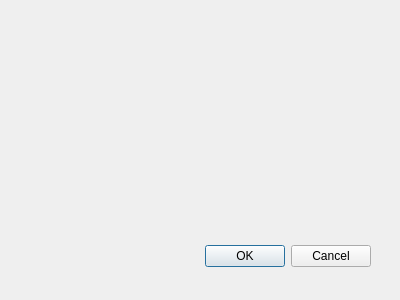
Old version of the form Common/newpatientdialog.ui in the repository altaybrusan/ibex.
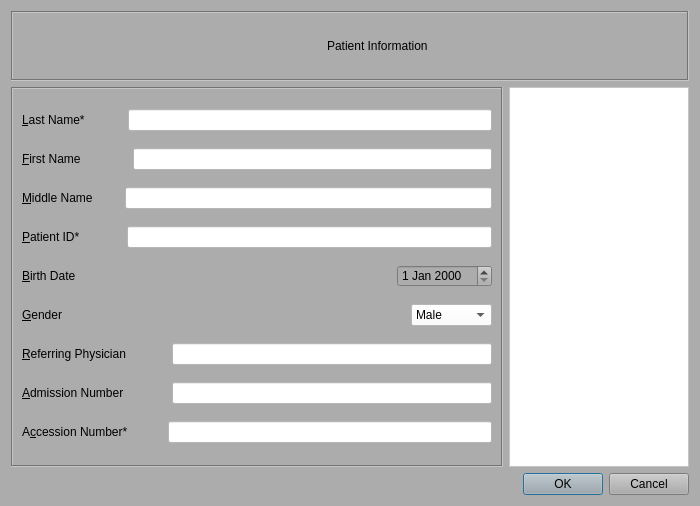
New version of the form. Icons and pictures are not drawn.

What changed in the file:
```diff
--- a/Common/newpatientdialog.ui
+++ b/Common/newpatientdialog.ui
@@ -8,29 +8,530 @@
    <rect>
     <x>0</x>
     <y>0</y>
-    <width>400</width>
-    <height>300</height>
+    <width>700</width>
+    <height>485</height>
    </rect>
   </property>
   <property name="windowTitle">
    <string>Dialog</string>
   </property>
-  <widget class="QDialogButtonBox" name="buttonBox">
-   <property name="geometry">
-    <rect>
-     <x>30</x>
-     <y>240</y>
-     <width>341</width>
-     <height>32</height>
-    </rect>
-   </property>
-   <property name="orientation">
-    <enum>Qt::Horizontal</enum>
-   </property>
-   <property name="standardButtons">
-    <set>QDialogButtonBox::Cancel|QDialogButtonBox::Ok</set>
-   </property>
-  </widget>
+  <property name="styleSheet">
+   <string notr="true">background-color: rgb(172, 172, 172);</string>
+  </property>
+  <layout class="QVBoxLayout" name="verticalLayout_2">
+   <item>
+    <widget class="QFrame" name="frame_2">
+     <property name="frameShape">
+      <enum>QFrame::Box</enum>
+     </property>
+     <property name="frameShadow">
+      <enum>QFrame::Sunken</enum>
+     </property>
+     <layout class="QVBoxLayout" name="verticalLayout_3">
+      <item>
+       <layout class="QHBoxLayout" name="horizontalLayout_10">
+        <item>
+         <spacer name="horizontalSpacer_8">
+          <property name="orientation">
+           <enum>Qt::Horizontal</enum>
+          </property>
+          <property name="sizeHint" stdset="0">
+           <size>
+            <width>40</width>
+            <height>20</height>
+           </size>
+          </property>
+         </spacer>
+        </item>
+        <item>
+         <widget class="QFrame" name="frame_3">
+          <property name="minimumSize">
+           <size>
+            <width>48</width>
+            <height>48</height>
+           </size>
+          </property>
+          <property name="maximumSize">
+           <size>
+            <width>48</width>
+            <height>48</height>
+           </size>
+          </property>
+          <property name="styleSheet">
+           <string notr="true">background-image: url(:/assets/images/_48_start_document.png);</string>
+          </property>
+          <property name="frameShape">
+           <enum>QFrame::NoFrame</enum>
+          </property>
+          <property name="frameShadow">
+           <enum>QFrame::Plain</enum>
+          </property>
+         </widget>
+        </item>
+        <item>
+         <widget class="QLabel" name="titleLbl">
+          <property name="styleSheet">
+           <string notr="true">font: 75 22pt &quot;Bell MT&quot;;</string>
+          </property>
+          <property name="text">
+           <string>Patient Information</string>
+          </property>
+         </widget>
+        </item>
+        <item>
+         <spacer name="horizontalSpacer_9">
+          <property name="orientation">
+           <enum>Qt::Horizontal</enum>
+          </property>
+          <property name="sizeHint" stdset="0">
+           <size>
+            <width>40</width>
+            <height>20</height>
+           </size>
+          </property>
+         </spacer>
+        </item>
+       </layout>
+      </item>
+     </layout>
+    </widget>
+   </item>
+   <item>
+    <layout class="QHBoxLayout" name="horizontalLayout_11">
+     <item>
+      <widget class="QFrame" name="frame">
+       <property name="frameShape">
+        <enum>QFrame::Box</enum>
+       </property>
+       <property name="frameShadow">
+        <enum>QFrame::Sunken</enum>
+       </property>
+       <layout class="QVBoxLayout" name="verticalLayout">
+        <item>
+         <layout class="QHBoxLayout" name="horizontalLayout">
+          <item>
+           <widget class="QLabel" name="lastNameLbl">
+            <property name="text">
+             <string>&amp;Last Name*</string>
+            </property>
+            <property name="buddy">
+             <cstring>lastNameLineEdit</cstring>
+            </property>
+           </widget>
+          </item>
+          <item>
+           <spacer name="horizontalSpacer_2">
+            <property name="orientation">
+             <enum>Qt::Horizontal</enum>
+            </property>
+            <property name="sizeType">
+             <enum>QSizePolicy::Fixed</enum>
+            </property>
+            <property name="sizeHint" stdset="0">
+             <size>
+              <width>37</width>
+              <height>20</height>
+             </size>
+            </property>
+           </spacer>
+          </item>
+          <item>
+           <widget class="QLineEdit" name="lastNameLineEdit">
+            <property name="toolTip">
+             <string extracomment="patient last name"/>
+            </property>
+            <property name="whatsThis">
+             <string>patient last name</string>
+            </property>
+            <property name="styleSheet">
+             <string notr="true">font: 75 14pt &quot;Times New Roman&quot;;
+background-color: rgb(255, 255, 255);
+</string>
+            </property>
+           </widget>
+          </item>
+         </layout>
+        </item>
+        <item>
+         <layout class="QHBoxLayout" name="horizontalLayout_2">
+          <item>
+           <widget class="QLabel" name="firstNameLbl">
+            <property name="text">
+             <string>&amp;First Name</string>
+            </property>
+            <property name="buddy">
+             <cstring>firstNameLineEdit</cstring>
+            </property>
+           </widget>
+          </item>
+          <item>
+           <spacer name="horizontalSpacer">
+            <property name="orientation">
+             <enum>Qt::Horizontal</enum>
+            </property>
+            <property name="sizeType">
+             <enum>QSizePolicy::Fixed</enum>
+            </property>
+            <property name="sizeHint" stdset="0">
+             <size>
+              <width>46</width>
+              <height>20</height>
+             </size>
+            </property>
+           </spacer>
+          </item>
+          <item>
+           <widget class="QLineEdit" name="firstNameLineEdit">
+            <property name="toolTip">
+             <string extracomment="patient first name"/>
+            </property>
+            <property name="whatsThis">
+             <string>patient first name</string>
+            </property>
+            <property name="styleSheet">
+             <string notr="true">font: 75 14pt &quot;Times New Roman&quot;;
+background-color: rgb(255, 255, 255);</string>
+            </property>
+           </widget>
+          </item>
+         </layout>
+        </item>
+        <item>
+         <layout class="QHBoxLayout" name="horizontalLayout_3">
+          <item>
+           <widget class="QLabel" name="middleNameLbl">
+            <property name="text">
+             <string>&amp;Middle Name</string>
+            </property>
+            <property name="buddy">
+             <cstring>middleNameLineEdit</cstring>
+            </property>
+           </widget>
+          </item>
+          <item>
+           <spacer name="horizontalSpacer_3">
+            <property name="orientation">
+             <enum>Qt::Horizontal</enum>
+            </property>
+            <property name="sizeType">
+             <enum>QSizePolicy::Fixed</enum>
+            </property>
+            <property name="sizeHint" stdset="0">
+             <size>
+              <width>26</width>
+              <height>20</height>
+             </size>
+            </property>
+           </spacer>
+          </item>
+          <item>
+           <widget class="QLineEdit" name="middleNameLineEdit">
+            <property name="toolTip">
+             <string extracomment="middle name"/>
+            </property>
+            <property name="whatsThis">
+             <string>patient middle name</string>
+            </property>
+            <property name="styleSheet">
+             <string notr="true">font: 75 14pt &quot;Times New Roman&quot;;
+background-color: rgb(255, 255, 255);</string>
+            </property>
+           </widget>
+          </item>
+         </layout>
+        </item>
+        <item>
+         <layout class="QHBoxLayout" name="horizontalLayout_4">
+          <item>
+           <widget class="QLabel" name="patientIDLbl">
+            <property name="text">
+             <string>&amp;Patient ID*</string>
+            </property>
+            <property name="buddy">
+             <cstring>patientIdLineEdit</cstring>
+            </property>
+           </widget>
+          </item>
+          <item>
+           <spacer name="horizontalSpacer_4">
+            <property name="orientation">
+             <enum>Qt::Horizontal</enum>
+            </property>
+            <property name="sizeType">
+             <enum>QSizePolicy::Fixed</enum>
+            </property>
+            <property name="sizeHint" stdset="0">
+             <size>
+              <width>41</width>
+              <height>20</height>
+             </size>
+            </property>
+           </spacer>
+          </item>
+          <item>
+           <widget class="QLineEdit" name="patientIdLineEdit">
+            <property name="toolTip">
+             <string extracomment="patient ID"/>
+            </property>
+            <property name="whatsThis">
+             <string>Primary hospital identification number or code for the patient. Tag(0010,0020)</string>
+            </property>
+            <property name="styleSheet">
+             <string notr="true">font: 75 14pt &quot;Times New Roman&quot;;
+background-color: rgb(255, 255, 255);</string>
+            </property>
+           </widget>
+          </item>
+         </layout>
+        </item>
+        <item>
+         <layout class="QHBoxLayout" name="horizontalLayout_5">
+          <item>
+           <widget class="QLabel" name="birthDateLbl">
+            <property name="text">
+             <string>&amp;Birth Date</string>
+            </property>
+            <property name="buddy">
+             <cstring>dateEdit</cstring>
+            </property>
+           </widget>
+          </item>
+          <item>
+           <spacer name="horizontalSpacer_10">
+            <property name="orientation">
+             <enum>Qt::Horizontal</enum>
+            </property>
+            <property name="sizeHint" stdset="0">
+             <size>
+              <width>50</width>
+              <height>20</height>
+             </size>
+            </property>
+           </spacer>
+          </item>
+          <item>
+           <widget class="QDateEdit" name="dateEdit">
+            <property name="sizePolicy">
+             <sizepolicy hsizetype="Minimum" vsizetype="Fixed">
+              <horstretch>0</horstretch>
+              <verstretch>0</verstretch>
+             </sizepolicy>
+            </property>
+            <property name="whatsThis">
+             <string>patient birthdate</string>
+            </property>
+            <property name="styleSheet">
+             <string notr="true">font: 75 14pt &quot;Times New Roman&quot;;</string>
+            </property>
+           </widget>
+          </item>
+         </layout>
+        </item>
+        <item>
+         <layout class="QHBoxLayout" name="horizontalLayout_6">
+          <item>
+           <widget class="QLabel" name="GenderLbl">
+            <property name="text">
+             <string>&amp;Gender</string>
+            </property>
+            <property name="buddy">
+             <cstring>genderComboBox</cstring>
+            </property>
+           </widget>
+          </item>
+          <item>
+           <spacer name="horizontalSpacer_11">
+            <property name="orientation">
+             <enum>Qt::Horizontal</enum>
+            </property>
+            <property name="sizeHint" stdset="0">
+             <size>
+              <width>40</width>
+              <height>20</height>
+             </size>
+            </property>
+           </spacer>
+          </item>
+          <item>
+           <widget class="QComboBox" name="genderComboBox">
+            <property name="styleSheet">
+             <string notr="true">font: 75 14pt &quot;Times New Roman&quot;;
+background-color: rgb(255, 255, 255);</string>
+            </property>
+            <item>
+             <property name="text">
+              <string>Male</string>
+             </property>
+            </item>
+            <item>
+             <property name="text">
+              <string>Female</string>
+             </property>
+            </item>
+            <item>
+             <property name="text">
+              <string>Unknown</string>
+             </property>
+            </item>
+           </widget>
+          </item>
+         </layout>
+        </item>
+        <item>
+         <layout class="QHBoxLayout" name="horizontalLayout_7">
+          <item>
+           <widget class="QLabel" name="refessingPhysicianLbl">
+            <property name="text">
+             <string>&amp;Referring Physician</string>
+            </property>
+            <property name="buddy">
+             <cstring>referringPhysicianLineEdit</cstring>
+            </property>
+           </widget>
+          </item>
+          <item>
+           <spacer name="horizontalSpacer_5">
+            <property name="orientation">
+             <enum>Qt::Horizontal</enum>
+            </property>
+            <property name="sizeType">
+             <enum>QSizePolicy::Fixed</enum>
+            </property>
+            <property name="sizeHint" stdset="0">
+             <size>
+              <width>40</width>
+              <height>20</height>
+             </size>
+            </property>
+           </spacer>
+          </item>
+          <item>
+           <widget class="QLineEdit" name="referringPhysicianLineEdit">
+            <property name="styleSheet">
+             <string notr="true">font: 75 14pt &quot;Times New Roman&quot;;
+background-color: rgb(255, 255, 255);</string>
+            </property>
+           </widget>
+          </item>
+         </layout>
+        </item>
+        <item>
+         <layout class="QHBoxLayout" name="horizontalLayout_8">
+          <item>
+           <widget class="QLabel" name="admissionNumberLbl">
+            <property name="text">
+             <string>&amp;Admission Number</string>
+            </property>
+            <property name="buddy">
+             <cstring>admissionNumberLineEdit</cstring>
+            </property>
+           </widget>
+          </item>
+          <item>
+           <spacer name="horizontalSpacer_6">
+            <property name="orientation">
+             <enum>Qt::Horizontal</enum>
+            </property>
+            <property name="sizeType">
+             <enum>QSizePolicy::Fixed</enum>
+            </property>
+            <property name="sizeHint" stdset="0">
+             <size>
+              <width>42</width>
+              <height>20</height>
+             </size>
+            </property>
+           </spacer>
+          </item>
+          <item>
+           <widget class="QLineEdit" name="admissionNumberLineEdit">
+            <property name="whatsThis">
+             <string>Identification number of the visit as assigned by the healthcare provider. Tag (0038,0010)</string>
+            </property>
+            <property name="styleSheet">
+             <string notr="true">font: 75 14pt &quot;Times New Roman&quot;;
+background-color: rgb(255, 255, 255);</string>
+            </property>
+           </widget>
+          </item>
+         </layout>
+        </item>
+        <item>
+         <layout class="QHBoxLayout" name="horizontalLayout_9">
+          <item>
+           <widget class="QLabel" name="accessionNumberLbl">
+            <property name="text">
+             <string>A&amp;ccession Number*</string>
+            </property>
+            <property name="buddy">
+             <cstring>accessionNumberLineEdit</cstring>
+            </property>
+           </widget>
+          </item>
+          <item>
+           <spacer name="horizontalSpacer_7">
+            <property name="orientation">
+             <enum>Qt::Horizontal</enum>
+            </property>
+            <property name="sizeType">
+             <enum>QSizePolicy::Fixed</enum>
+            </property>
+            <property name="sizeHint" stdset="0">
+             <size>
+              <width>34</width>
+              <height>20</height>
+             </size>
+            </property>
+           </spacer>
+          </item>
+          <item>
+           <widget class="QLineEdit" name="accessionNumberLineEdit">
+            <property name="whatsThis">
+             <string>A RIS generated number that identifies the order for the Study. Tag (0008,0050)</string>
+            </property>
+            <property name="styleSheet">
+             <string notr="true">font: 75 14pt &quot;Times New Roman&quot;;
+background-color: rgb(255, 255, 255);</string>
+            </property>
+           </widget>
+          </item>
+         </layout>
+        </item>
+       </layout>
+      </widget>
+     </item>
+     <item>
+      <widget class="QGraphicsView" name="graphicsView">
+       <property name="minimumSize">
+        <size>
+         <width>180</width>
+         <height>380</height>
+        </size>
+       </property>
+       <property name="maximumSize">
+        <size>
+         <width>180</width>
+         <height>380</height>
+        </size>
+       </property>
+       <property name="styleSheet">
+        <string notr="true">background-color: rgb(255, 255, 255);</string>
+       </property>
+      </widget>
+     </item>
+    </layout>
+   </item>
+   <item>
+    <widget class="QDialogButtonBox" name="buttonBox">
+     <property name="orientation">
+      <enum>Qt::Horizontal</enum>
+     </property>
+     <property name="standardButtons">
+      <set>QDialogButtonBox::Cancel|QDialogButtonBox::Ok</set>
+     </property>
+    </widget>
+   </item>
+  </layout>
  </widget>
  <pixmapfunction/>
  <resources/>
```
Left out of the diff: 28 changed lines with no effect on the pictures.
